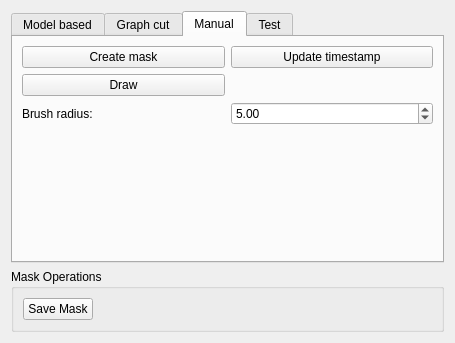
Qt form Applications/Viewer/OrganSegmentationModule/OrganSegmentationWidget.ui (JanKolomaznik/MedV4D) before a commit.
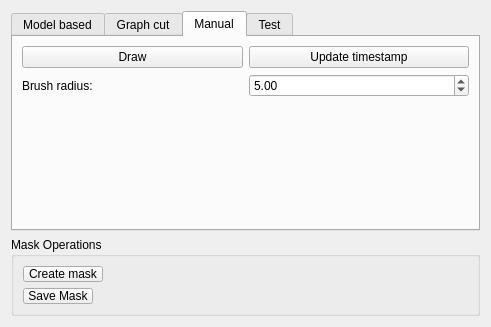
The same form after that commit. The open tabs and pages were chosen to show the change. Custom widgets are drawn as their Qt base class.

Commit message:
Mask rendering, drawing.
Working on th segmentation module.

The edit to the form file:
```diff
--- a/Applications/Viewer/OrganSegmentationModule/OrganSegmentationWidget.ui
+++ b/Applications/Viewer/OrganSegmentationModule/OrganSegmentationWidget.ui
@@ -6,8 +6,8 @@
    <rect>
     <x>0</x>
     <y>0</y>
-    <width>455</width>
-    <height>343</height>
+    <width>491</width>
+    <height>327</height>
    </rect>
   </property>
   <property name="minimumSize">
@@ -32,7 +32,7 @@
       <string>Mask Operations</string>
      </property>
      <layout class="QGridLayout" name="gridLayout_4">
-      <item row="0" column="0">
+      <item row="1" column="0">
        <widget class="QPushButton" name="mSaveMaskButton">
         <property name="maximumSize">
          <size>
@@ -45,9 +45,16 @@
         </property>
        </widget>
       </item>
-      <item row="0" column="1">
+      <item row="1" column="1">
        <widget class="FilePathComboBox" name="widget" native="true"/>
       </item>
+      <item row="0" column="0">
+       <widget class="QPushButton" name="pushButton">
+        <property name="text">
+         <string>Create mask</string>
+        </property>
+       </widget>
+      </item>
      </layout>
     </widget>
    </item>
@@ -251,23 +258,6 @@
          </property>
         </spacer>
        </item>
-       <item row="1" column="0">
-        <widget class="QPushButton" name="pushButton">
-         <property name="text">
-          <string>Create mask</string>
-         </property>
-        </widget>
-       </item>
-       <item row="2" column="0">
-        <widget class="QPushButton" name="pushButton_2">
-         <property name="text">
-          <string>Draw</string>
-         </property>
-         <property name="checkable">
-          <bool>true</bool>
-         </property>
-        </widget>
-       </item>
        <item row="1" column="1">
         <widget class="QPushButton" name="pushButton_3">
          <property name="text">
@@ -275,6 +265,16 @@
          </property>
         </widget>
        </item>
+       <item row="1" column="0">
+        <widget class="QPushButton" name="mManualDrawToggleButton">
+         <property name="text">
+          <string>Draw</string>
+         </property>
+         <property name="checkable">
+          <bool>true</bool>
+         </property>
+        </widget>
+       </item>
       </layout>
      </widget>
      <widget class="QWidget" name="tab_4">
```
Left out of the diff: 44 changed lines with no effect on the pictures. The commit also changes 45 other files.
